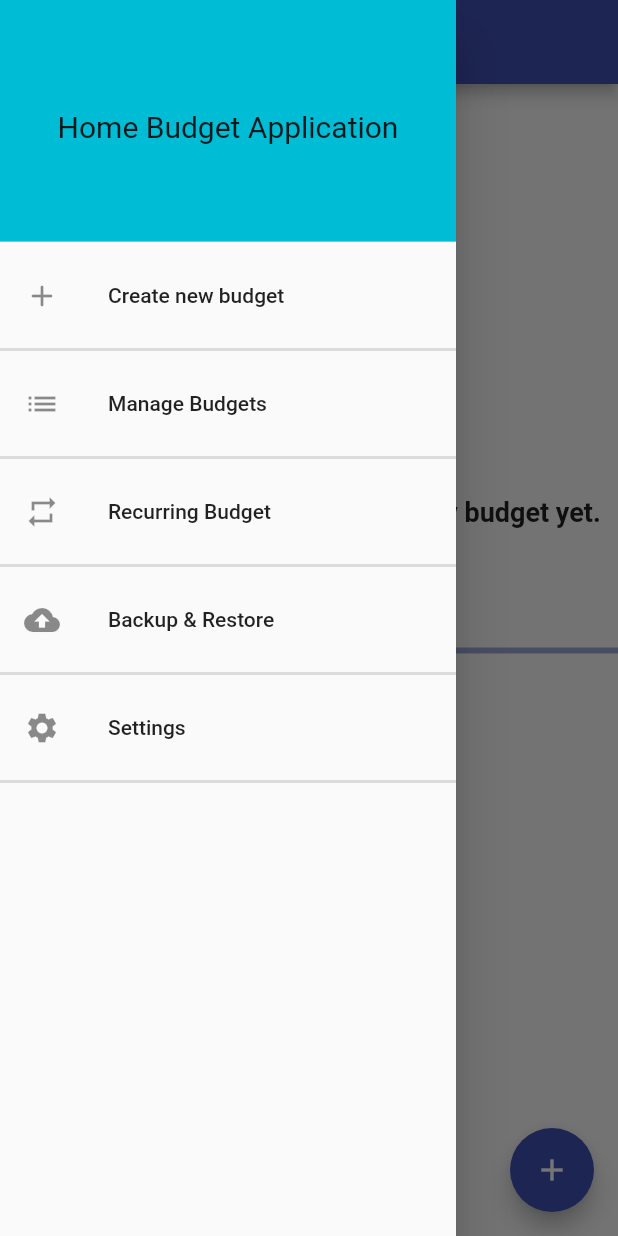
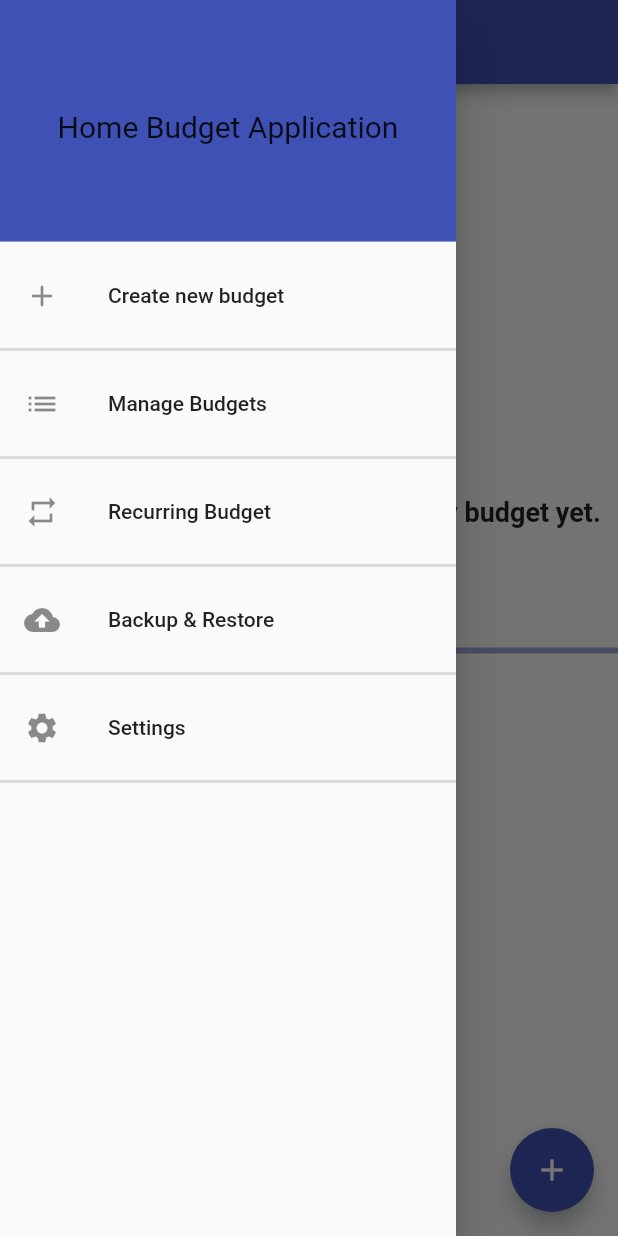
Before and after one commit to sathishnune/home-budget-planner, a Flutter app: the screen it shows after launch, with the side drawer open, on a phone screen of 412 x 824 dp. Run offline on Flutter 3.47's test engine with Material 2 defaults, Android fonts, the light colour scheme and no system bars; our stand-ins replace charts_flutter, dynamic_theme, flutter_colorpicker, flutter_redux, flutter_secure_storage, googleapis_auth and 7 more; missing offline and left inert: googleapis; accounts and stored records are empty.

Commit message:
Update color to Drawer header

```diff
--- a/lib/home/ui/home_budget_drawer.dart
+++ b/lib/home/ui/home_budget_drawer.dart
@@ -54,7 +54,7 @@ class _MyHomeBudgetDrawerState extends State<MyHomeBudgetDrawer> {
     return Column(
       children: <Widget>[
         DrawerHeader(
-            decoration: const BoxDecoration(color: Colors.cyan),
+            decoration: BoxDecoration(color: Theme.of(context).primaryColor),
             child: Center(
               child: Container(
                   child: const Text(
```
Also changed, not shown: 2 other files.
